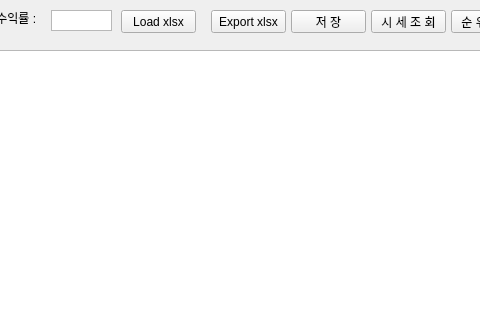
SecuredEevee/Trading_Competition, file mainwindow.ui: the form before one commit; both pictures show x 449 to 929 and y 0 to 320 of the 1122 by 753 pixel window.
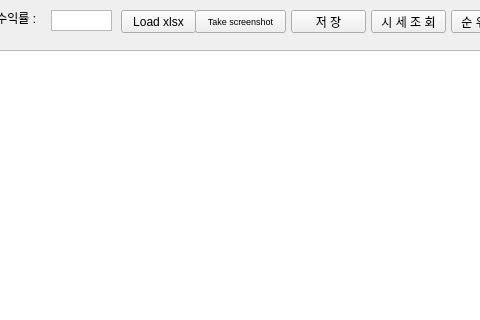
The form after the commit.

Commit message: Implement avg_ratio Implement Screentshot function

The edit to the form file:
```diff
--- a/mainwindow.ui
+++ b/mainwindow.ui
@@ -137,14 +137,19 @@
    <widget class="QPushButton" name="save_to_excel_button">
     <property name="geometry">
      <rect>
-      <x>660</x>
+      <x>644</x>
       <y>10</y>
-      <width>75</width>
+      <width>91</width>
       <height>23</height>
      </rect>
     </property>
+    <property name="font">
+     <font>
+      <pointsize>7</pointsize>
+     </font>
+    </property>
     <property name="text">
-     <string>Export xlsx</string>
+     <string>Take screenshot</string>
     </property>
    </widget>
    <widget class="QLabel" name="avg_ration">
```
Left out of the diff: 2 changed lines with no effect on the pictures. The commit also changes 1 other file.
